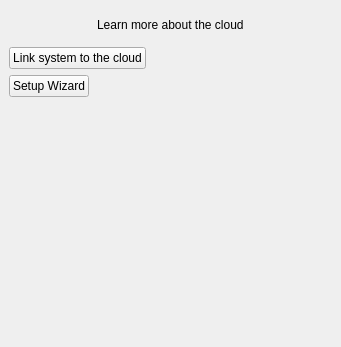
Above: client/src/ui/widgets/settings/cloud_management_widget.ui from networkoptix/nx_open before the change. Below: the same form after it.
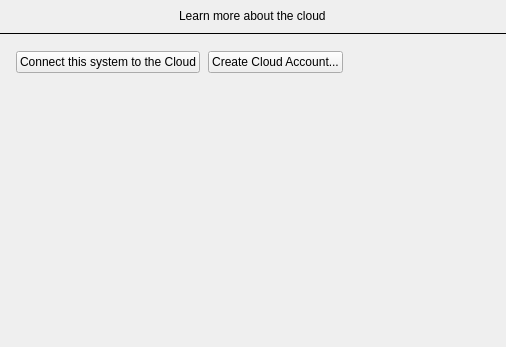
That is the form after the change. Custom widgets are drawn as their Qt base class.

Commit message:
VMS-2212: Cloud tab in system administration
<==== Mercurial data ====>
Branch: dev_2.6.0_gui

Patch:
```diff
--- a/client/src/ui/widgets/settings/cloud_management_widget.ui
+++ b/client/src/ui/widgets/settings/cloud_management_widget.ui
@@ -6,7 +6,7 @@
    <rect>
     <x>0</x>
     <y>0</y>
-    <width>341</width>
+    <width>506</width>
     <height>347</height>
    </rect>
   </property>
@@ -30,6 +30,21 @@
     <widget class="QStackedWidget" name="stackedWidget">
      <widget class="QWidget" name="notLinkedPage">
       <layout class="QVBoxLayout" name="verticalLayout_2">
+       <property name="spacing">
+        <number>0</number>
+       </property>
+       <property name="leftMargin">
+        <number>0</number>
+       </property>
+       <property name="topMargin">
+        <number>0</number>
+       </property>
+       <property name="rightMargin">
+        <number>0</number>
+       </property>
+       <property name="bottomMargin">
+        <number>0</number>
+       </property>
        <item>
         <widget class="QWidget" name="introWidget" native="true">
          <layout class="QVBoxLayout" name="verticalLayout_3">
@@ -49,19 +64,61 @@
          </layout>
         </widget>
        </item>
-       <item alignment="Qt::AlignLeft">
-        <widget class="QPushButton" name="linkButton">
-         <property name="text">
-          <string>Link system to the cloud</string>
+       <item>
+        <widget class="Line" name="line">
+         <property name="frameShadow">
+          <enum>QFrame::Plain</enum>
+         </property>
+         <property name="orientation">
+          <enum>Qt::Horizontal</enum>
          </property>
         </widget>
        </item>
-       <item alignment="Qt::AlignLeft">
-        <widget class="QPushButton" name="setupWizardButton">
-         <property name="text">
-          <string>Setup Wizard</string>
+       <item>
+        <layout class="QHBoxLayout" name="horizontalLayout_2">
+         <property name="spacing">
+          <number>8</number>
          </property>
-        </widget>
+         <property name="leftMargin">
+          <number>16</number>
+         </property>
+         <property name="topMargin">
+          <number>16</number>
+         </property>
+         <property name="rightMargin">
+          <number>16</number>
+         </property>
+         <property name="bottomMargin">
+          <number>16</number>
+         </property>
+         <item>
+          <widget class="QPushButton" name="linkButton">
+           <property name="text">
+            <string>Connect this system to the Cloud</string>
+           </property>
+          </widget>
+         </item>
+         <item>
+          <widget class="QPushButton" name="createAccountButton">
+           <property name="text">
+            <string>Create Cloud Account...</string>
+           </property>
+          </widget>
+         </item>
+         <item>
+          <spacer name="horizontalSpacer_2">
+           <property name="orientation">
+            <enum>Qt::Horizontal</enum>
+           </property>
+           <property name="sizeHint" stdset="0">
+            <size>
+             <width>40</width>
+             <height>20</height>
+            </size>
+           </property>
+          </spacer>
+         </item>
+        </layout>
        </item>
        <item>
         <spacer name="verticalSpacer">
@@ -71,7 +128,7 @@
          <property name="sizeHint" stdset="0">
           <size>
            <width>20</width>
-           <height>258</height>
+           <height>40</height>
           </size>
          </property>
         </spacer>
@@ -146,6 +203,14 @@
    </item>
   </layout>
  </widget>
+ <customwidgets>
+  <customwidget>
+   <class>QnPanel</class>
+   <extends>QWidget</extends>
+   <header location="global">ui/widgets/panel.h</header>
+   <container>1</container>
+  </customwidget>
+ </customwidgets>
  <resources/>
  <connections/>
 </ui>
```
Left out of the diff: 78 changed lines with no effect on the pictures. The commit also changes 21 other files.
